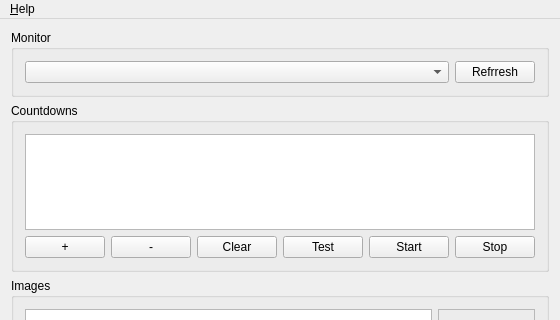
Above: mainwindow.ui from flopcat/presenter before the change; both pictures show x 0 to 560 and y 0 to 320 of the 560 by 581 pixel window. Below: the same form after it.
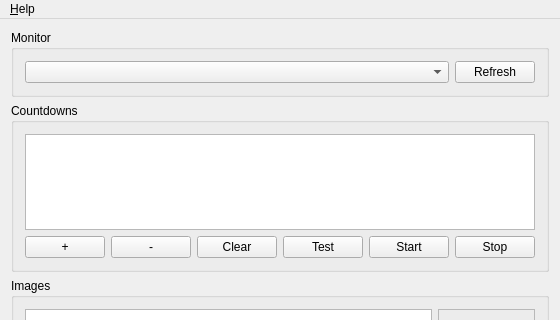
That is the form after the change. Icons and pictures are not drawn.

What changed in the file:
```diff
--- a/mainwindow.ui
+++ b/mainwindow.ui
@@ -34,7 +34,7 @@
        <item>
         <widget class="QPushButton" name="monitorRefresh">
          <property name="text">
-          <string>Refrresh</string>
+          <string>Refresh</string>
          </property>
         </widget>
        </item>
```
